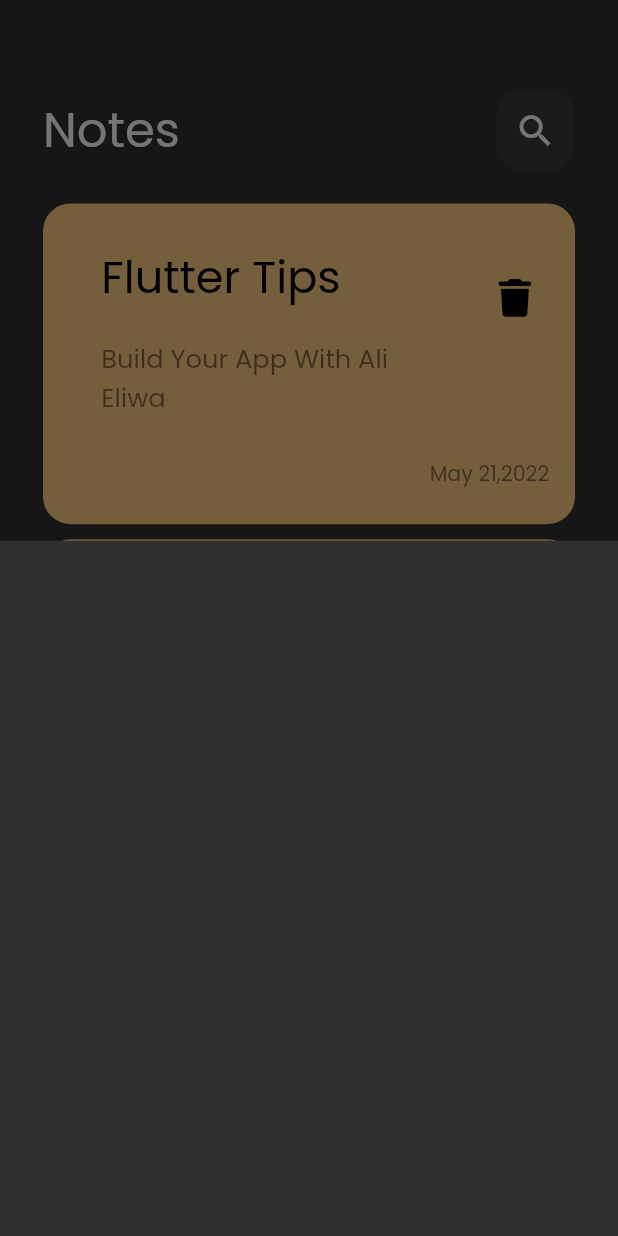
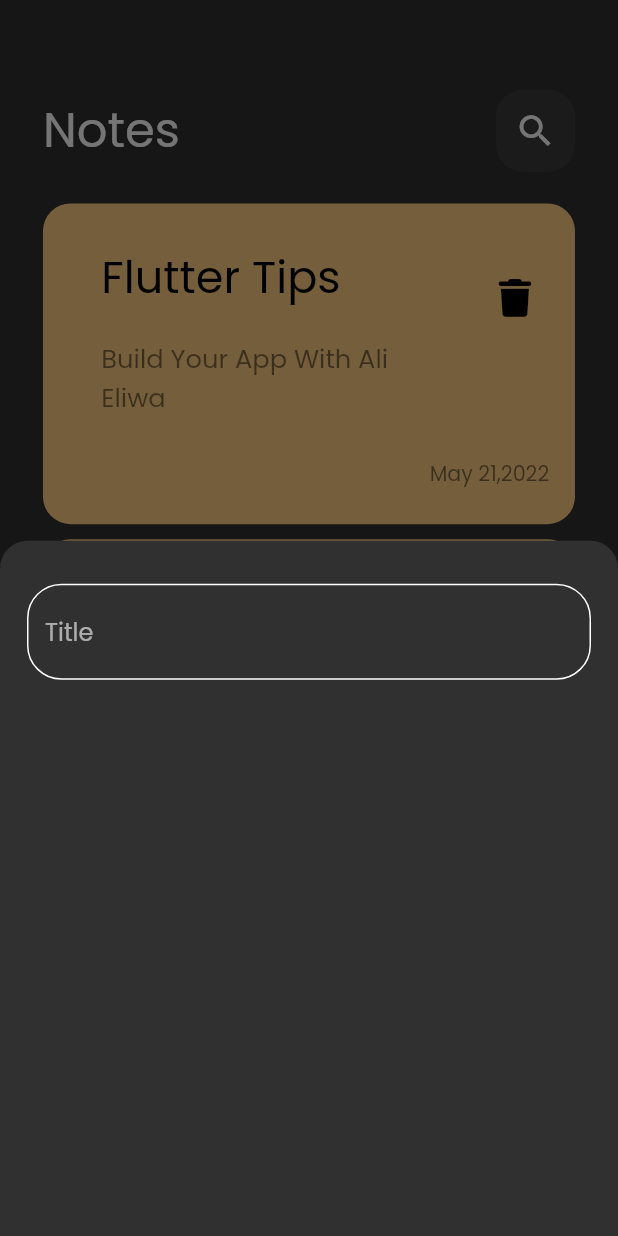
Before and after one commit to Alieliwa/NoteApp, a Flutter app: the screen it shows after launch, after a tap on an icon or button, on a phone screen of 412 x 824 dp. Run offline on Flutter 3.47's test engine with Material 2 defaults, Android fonts, the phone set to English and light mode, and no system bars; our stand-ins replace flutter_screenutil, font_awesome_flutter.

Commit message:
Create Custom TextField

```diff
--- /dev/null
+++ b/lib/constans.dart
@@ -0,0 +1,3 @@
+import 'package:flutter/material.dart';
+
+Color kPrimaryColor = const Color(0xff62FCD7);
--- a/lib/views/notes_view.dart
+++ b/lib/views/notes_view.dart
@@ -1,17 +1,27 @@
 import 'package:flutter/material.dart';
+import 'package:flutter_screenutil/flutter_screenutil.dart';
 import 'package:font_awesome_flutter/font_awesome_flutter.dart';
 import 'package:notesapp/views/widget/bottomsheet.dart';
 import 'package:notesapp/views/widget/notes_viewbody.dart';
+
 class NotesView extends StatelessWidget {
   const NotesView({Key? key}) : super(key: key);
 
   @override
   Widget build(BuildContext context) {
-    return  Scaffold(
+    return Scaffold(
       body: const NotesViewBody(),
       floatingActionButton: FloatingActionButton(
-        onPressed: (){
-          showModalBottomSheet(context: context, builder: (context)=>  const Bottomsheet() );
+        onPressed: () {
+          showModalBottomSheet(
+              context: context,
+              builder: (context) => const AddNoteBottomSheet(),
+              shape: RoundedRectangleBorder(
+                borderRadius: BorderRadius.only(
+                  topRight: const Radius.circular(16.0).w,
+                  topLeft: const Radius.circular(16.0).w,
+                ),
+              ));
         },
         child: const Icon(
           FontAwesomeIcons.plus,
--- a/lib/views/widget/bottomsheet.dart
+++ b/lib/views/widget/bottomsheet.dart
@@ -1,14 +1,19 @@
 import 'package:flutter/material.dart';
-class Bottomsheet extends StatelessWidget {
-  const Bottomsheet({Key? key}) : super(key: key);
+import 'package:flutter_screenutil/flutter_screenutil.dart';
+import 'package:notesapp/views/widget/customtextfeild.dart';
+
+class AddNoteBottomSheet extends StatelessWidget {
+  const AddNoteBottomSheet({Key? key}) : super(key: key);
 
   @override
   Widget build(BuildContext context) {
-    return Container(
-      // decoration:  const BoxDecoration(
-      //   borderRadius: BorderRadius.only(topLeft: Radius.circular(16.0),topRight: Radius.circular(16.0)),
-      // ),
-
+    return Padding(
+      padding: const EdgeInsets.symmetric(horizontal: 18.0),
+      child: Column(
+        children:  [
+          SizedBox(height: 24.0.h,),
+          CustomTextField()],
+      ),
     );
   }
 }
--- /dev/null
+++ b/lib/views/widget/customtextfeild.dart
@@ -0,0 +1,27 @@
+import 'package:flutter/material.dart';
+import 'package:flutter_screenutil/flutter_screenutil.dart';
+import 'package:notesapp/constans.dart';
+class CustomTextField extends StatelessWidget {
+  const CustomTextField({Key? key}) : super(key: key);
+
+  @override
+  Widget build(BuildContext context) {
+    return  TextField(
+      cursorColor: kPrimaryColor,
+      decoration: InputDecoration(
+        hintText: 'Title',
+        // hintStyle: TextStyle(color: kPrimaryColor,),
+        border: buildBorder(),
+        enabledBorder:buildBorder(),
+        focusedBorder: buildBorder(kPrimaryColor,),
+      ),
+    );
+  }
+
+  OutlineInputBorder buildBorder([color]) {
+    return OutlineInputBorder(
+        borderRadius: BorderRadius.circular(20).w,
+        borderSide:  BorderSide(color:color?? Colors.white)
+      );
+  }
+}
```
